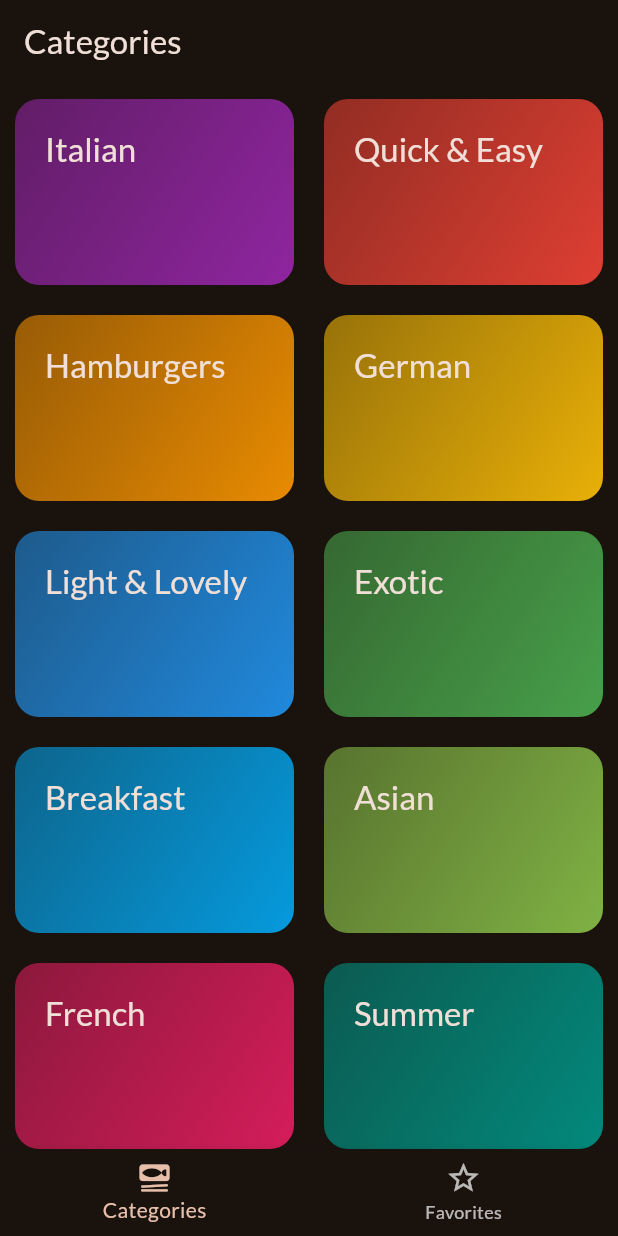
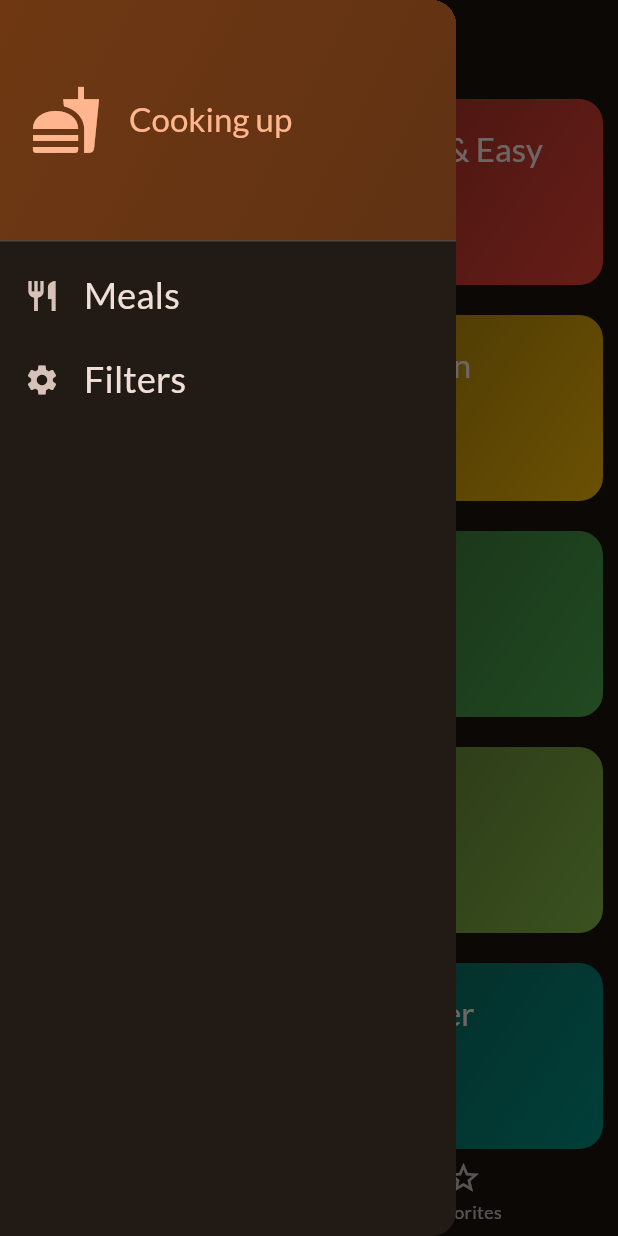
Before and after one commit to Rithik1611/cookbook_app, a Flutter app: the screen it shows after launch, with the side drawer open (before the commit the screen has no drawer), on a phone screen of 412 x 824 dp. Run offline on Flutter 3.47's test engine with Material 3 defaults, Android fonts, the phone set to English and light mode, and no system bars; our stand-ins replace google_fonts, transparent_image.

Commit message:
side drawer

```diff
--- a/lib/categories.dart
+++ b/lib/categories.dart
@@ -1,9 +1,11 @@
 import 'package:cookbook/category_grid_item.dart';
 import 'package:cookbook/dummy_data.dart';
+import 'package:cookbook/meal.dart';
 import 'package:flutter/material.dart';
 
 class Categories extends StatelessWidget {
-  const Categories({super.key});
+  const Categories({super.key, required this.onToggle});
+  final void Function(Meal meal) onToggle;
 
   @override
   Widget build(BuildContext context) {
@@ -16,7 +18,11 @@ class Categories extends StatelessWidget {
         crossAxisSpacing: 20,
       ),
       children: [
-        for (final i in availableCategories) CategoryGridItem(category: i)
+        for (final i in availableCategories)
+          CategoryGridItem(
+            category: i,
+            onToggle: onToggle,
+          )
       ],
     );
   }
--- a/lib/category_grid_item.dart
+++ b/lib/category_grid_item.dart
@@ -1,12 +1,15 @@
 import 'package:cookbook/category.dart';
 import 'package:cookbook/dummy_data.dart';
+import 'package:cookbook/meal.dart';
 import 'package:cookbook/meals_screen.dart';
 import 'package:flutter/material.dart';
 
 class CategoryGridItem extends StatelessWidget {
-  const CategoryGridItem({super.key, required this.category});
+  const CategoryGridItem(
+      {super.key, required this.category, required this.onToggle});
 
   final Category category;
+  final void Function(Meal meal) onToggle;
 
   @override
   Widget build(BuildContext context) {
@@ -14,6 +17,7 @@ class CategoryGridItem extends StatelessWidget {
       onTap: () {
         Navigator.of(context).push(MaterialPageRoute(
           builder: (context) => MealsScreen(
+              onToggle: onToggle,
               title: category.title,
               meals: dummyMeals
                   .where((meal) => meal.categories.contains(category.id))
--- a/lib/meal_description.dart
+++ b/lib/meal_description.dart
@@ -2,17 +2,27 @@ import 'package:cookbook/meal.dart';
 import 'package:flutter/material.dart';
 
 class MealDescription extends StatelessWidget {
-  const MealDescription({super.key, required this.meal});
+  const MealDescription(
+      {super.key, required this.meal, required this.onToggle});
 
   final Meal meal;
+  final void Function(Meal meal) onToggle;
 
   @override
   Widget build(BuildContext context) {
     return MaterialApp(
+      debugShowCheckedModeBanner: false,
       home: Scaffold(
           appBar: AppBar(
             title: Text(meal.title),
             centerTitle: false,
+            actions: [
+              IconButton(
+                  onPressed: () {
+                    onToggle(meal);
+                  },
+                  icon: const Icon(Icons.star_border))
+            ],
           ),
           body: ListView(
             padding: const EdgeInsets.all(10),
--- a/lib/meals_screen.dart
+++ b/lib/meals_screen.dart
@@ -3,20 +3,26 @@ import 'package:cookbook/meals_item.dart';
 import 'package:flutter/material.dart';
 
 class MealsScreen extends StatelessWidget {
-  const MealsScreen({super.key, this.title, required this.meals});
+  const MealsScreen(
+      {super.key, this.title, required this.meals, required this.onToggle});
 
   final String? title;
   final List<Meal> meals;
+  final void Function(Meal meal) onToggle;
 
   @override
   Widget build(BuildContext context) {
     if (title == null) {
       return ListView.builder(
           itemCount: meals.length,
-          itemBuilder: (context, index) => MealsItem(meal: meals[index]));
+          itemBuilder: (context, index) => MealsItem(
+                meal: meals[index],
+                onToggle: onToggle,
+              ));
     }
 
     return MaterialApp(
+      debugShowCheckedModeBanner: false,
       home: Scaffold(
         appBar: AppBar(
           title: Text(title!),
@@ -24,7 +30,10 @@ class MealsScreen extends StatelessWidget {
         ),
         body: ListView.builder(
             itemCount: meals.length,
-            itemBuilder: (context, index) => MealsItem(meal: meals[index])),
+            itemBuilder: (context, index) => MealsItem(
+                  meal: meals[index],
+                  onToggle: onToggle,
+                )),
       ),
     );
   }
--- /dev/null
+++ b/lib/side_drawer.dart
@@ -0,0 +1,68 @@
+import 'package:flutter/material.dart';
+
+class SideDrawer extends StatelessWidget {
+  const SideDrawer({super.key});
+
+  @override
+  Widget build(BuildContext context) {
+    return Drawer(
+      child: Column(
+        children: [
+          DrawerHeader(
+            padding: const EdgeInsets.all(20),
+            decoration: BoxDecoration(
+              gradient: LinearGradient(
+                colors: [
+                  Theme.of(context).colorScheme.primaryContainer,
+                  Theme.of(context)
+                      .colorScheme
+                      .primaryContainer
+                      .withOpacity(0.8),
+                ],
+                begin: Alignment.topLeft,
+                end: Alignment.bottomRight,
+              ),
+            ),
+            child: Row(
+              children: [
+                Icon(
+                  Icons.fastfood,
+                  size: 48,
+                  color: Theme.of(context).colorScheme.primary,
+                ),
+                const SizedBox(
+                  width: 18,
+                ),
+                Text(
+                  "Cooking up",
+                  style: Theme.of(context)
+                      .textTheme
+                      .titleLarge!
+                      .copyWith(color: Theme.of(context).colorScheme.primary),
+                ),
+              ],
+            ),
+          ),
+          ListTile(
+            onTap: () {},
+            leading: const Icon(Icons.restaurant),
+            title: Text(
+              "Meals",
+              style: Theme.of(context).textTheme.titleSmall!.copyWith(
+                  color: Theme.of(context).colorScheme.onSurface, fontSize: 24),
+            ),
+          ),
+          ListTile(
+            onTap: () {},
+            leading: const Icon(Icons.settings),
+            title: Text(
+              "Filters",
+              style: Theme.of(context).textTheme.titleSmall!.copyWith(
+                  color: Theme.of(context).colorScheme.onSurface, fontSize: 24),
+            ),
+          )
+        ],
+      ),
+    );
+  }
+}
--- a/lib/tabs.dart
+++ b/lib/tabs.dart
@@ -1,5 +1,7 @@
 import 'package:cookbook/categories.dart';
+import 'package:cookbook/meal.dart';
 import 'package:cookbook/meals_screen.dart';
+import 'package:cookbook/side_drawer.dart';
 import 'package:flutter/material.dart';
 
 class Tabs extends StatefulWidget {
@@ -11,6 +13,27 @@ class Tabs extends StatefulWidget {
 
 class _TabsState extends State<Tabs> {
   int _selectedIndex = 0;
+  final List<Meal> favorites = [];
+
+  void _showMessage(String txt) {
+    ScaffoldMessenger.of(context).clearSnackBars();
+    ScaffoldMessenger.of(context).showSnackBar(SnackBar(content: Text(txt)));
+  }
+
+  void _toggleFavorites(Meal meal) {
+    final isExisting = favorites.contains(meal);
+    if (isExisting) {
+      setState(() {
+        favorites.remove(meal);
+      });
+      _showMessage("Meal removed from Favorites");
+    } else {
+      setState(() {
+        favorites.add(meal);
+      });
+      _showMessage("Meal added to Favorites");
+    }
+  }
 
   void _onSelectIndex(int index) {
     setState(() {
@@ -20,15 +43,16 @@ class _TabsState extends State<Tabs> {
 
   @override
   Widget build(BuildContext context) {
-    Widget activeScreen = const Categories();
+    Widget activeScreen = Categories(onToggle: _toggleFavorites);
     var pagetitle = "Categories";
 
     if (_selectedIndex == 1) {
-      activeScreen = const MealsScreen(meals: []);
+      activeScreen = MealsScreen(meals: favorites, onToggle: _toggleFavorites);
       pagetitle = "Favorites";
     }
 
     return Scaffold(
+      drawer: const SideDrawer(),
       appBar: AppBar(
         title: Text(pagetitle),
         centerTitle: false,
```
Also changed, not shown: lib/meals_item.dart (+6 -2 lines).
